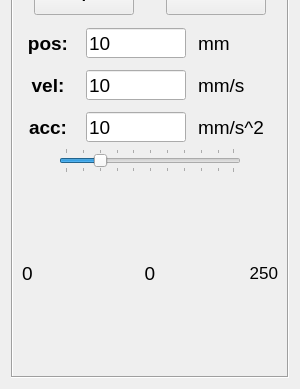
The window that axis.ui (JintaoFeng/huawei_MotionStage_2) describes before a commit, drawn with Qt 5; both pictures show x 0 to 300 and y 261 to 650 of the 300 by 650 pixel window.
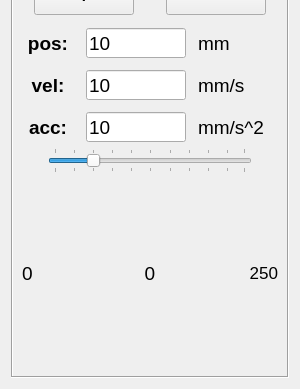
The same window after the commit.

```diff
--- a/axis.ui
+++ b/axis.ui
@@ -574,7 +574,7 @@
          </layout>
         </item>
         <item row="0" column="0">
-         <layout class="QGridLayout" name="gridLayout_6" columnstretch="1,5,1">
+         <layout class="QGridLayout" name="gridLayout_6" columnstretch="1,8,1">
           <item row="0" column="2">
            <spacer name="horizontalSpacer_3">
             <property name="orientation">
```
Left out of the diff: 2 changed lines with no effect on the pictures.
